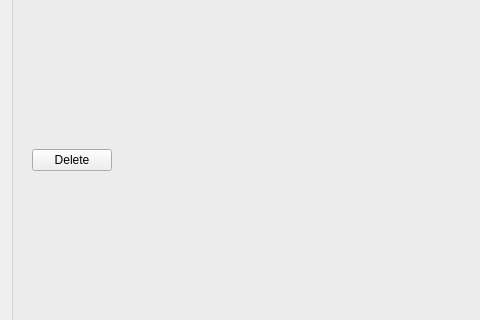
First picture: the form in osmmapmakerapp/dataTab.ui, repository jremillard/osmmapmaker, before the edit; both pictures show x 0 to 480 and y 292 to 612 of the 1012 by 851 pixel window.
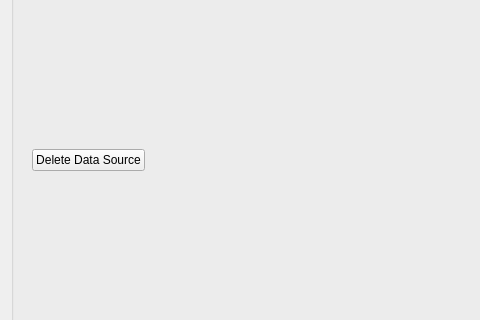
Second picture: the form after the edit. Icons and pictures are not drawn.

Commit message: add icons to data window

```diff
--- a/osmmapmakerapp/dataTab.ui
+++ b/osmmapmakerapp/dataTab.ui
@@ -190,7 +190,11 @@
              </sizepolicy>
             </property>
             <property name="text">
-             <string>Delete</string>
+             <string>Delete Data Source</string>
+            </property>
+            <property name="icon">
+             <iconset resource="resources.qrc">
+              <normaloff>:/resources/trashicon.svg</normaloff>:/resources/trashicon.svg</iconset>
             </property>
            </widget>
           </item>
```
Left out of the diff: 14 changed lines with no effect on the pictures. The commit also changes 3 other files.
